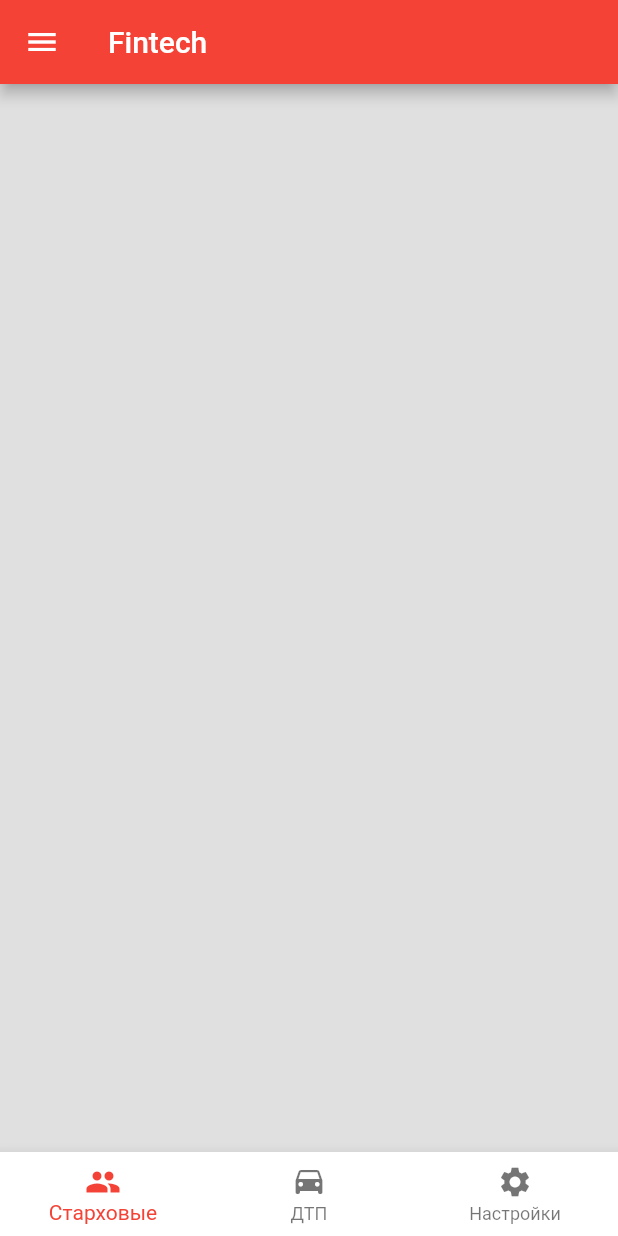
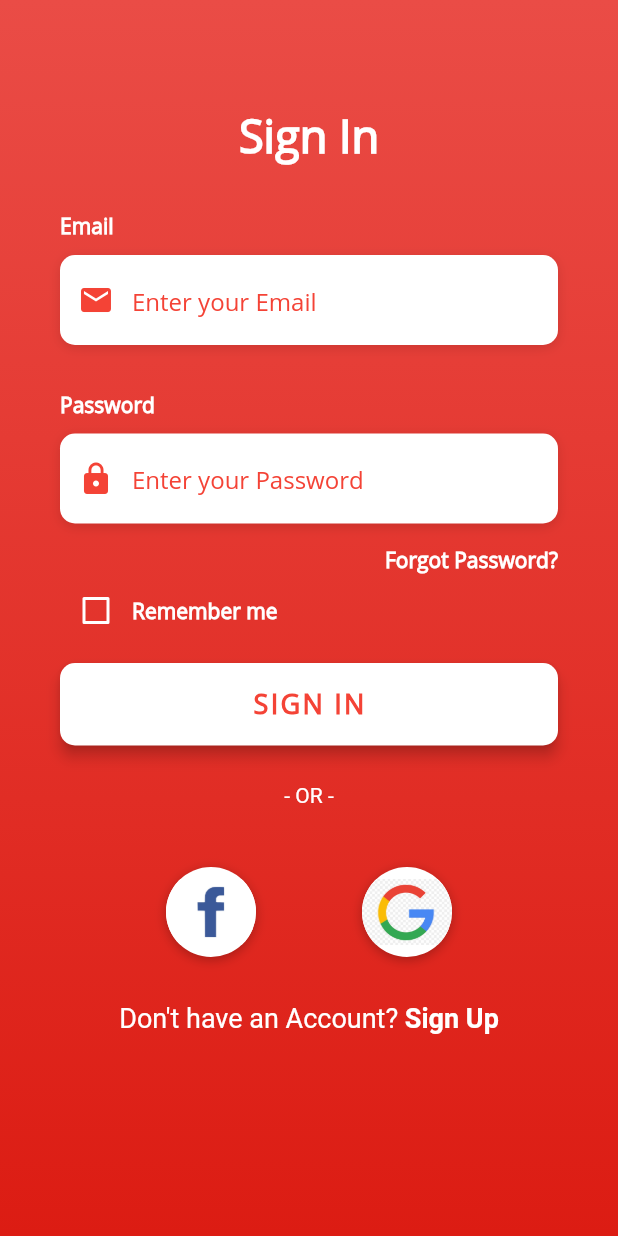
Before and after one commit to lirugo/helloWorldFlutter, a Flutter app: the screen it shows after launch, on a phone screen of 412 x 824 dp. Run offline on Flutter 3.47's test engine with Material 2 defaults, Android fonts, the phone set to English and light mode, and no system bars; our stand-ins replace built_collection, built_value, camera; generated files the repository leaves out were written again.

Commit message:
Sign in form mock up

```diff
--- a/lib/main.dart
+++ b/lib/main.dart
@@ -7,6 +7,7 @@ import 'package:hello_world_flutter/src/view/camera.dart';
 import 'package:hello_world_flutter/src/view/insurance_cases.dart';
 import 'package:hello_world_flutter/src/view/insurance_companies.dart';
 import 'package:hello_world_flutter/src/view/settings.dart';
+import 'package:hello_world_flutter/src/view/sign_in.dart';
 
 List<CameraDescription> cameras;
 
@@ -26,7 +27,7 @@ class MyApp extends StatelessWidget {
         primarySwatch: Colors.red,
         visualDensity: VisualDensity.adaptivePlatformDensity,
       ),
-      home: MyStatefulWidget(),
+      home: SignIn(),
     );
   }
 }
--- /dev/null
+++ b/lib/src/utils/styles.dart
@@ -0,0 +1,24 @@
+import 'package:flutter/material.dart';
+
+final kHintTextStyle = TextStyle(
+  color: Colors.red,
+  fontFamily: 'OpenSans',
+);
+
+final kLabelStyle = TextStyle(
+  color: Colors.white,
+  fontWeight: FontWeight.bold,
+  fontFamily: 'OpenSans',
+);
+
+final kBoxDecorationStyle = BoxDecoration(
+  color: Colors.white,
+  borderRadius: BorderRadius.circular(10.0),
+  boxShadow: [
+    BoxShadow(
+      color: Colors.black12,
+      blurRadius: 6.0,
+      offset: Offset(0, 2),
+    ),
+  ],
+);
--- /dev/null
+++ b/lib/src/view/sign_in.dart
@@ -0,0 +1,308 @@
+
+
+import 'package:flutter/cupertino.dart';
+import 'package:flutter/material.dart';
+import 'package:flutter/services.dart';
+import 'package:hello_world_flutter/src/utils/styles.dart';
+
+class SignIn extends StatefulWidget {
+  @override
+  _SignInState createState () => _SignInState();
+}
+
+class _SignInState extends State<SignIn> {
+  bool _rememberMe = false;
+
+  Widget _buildEmailTF() {
+    return Column(
+      crossAxisAlignment: CrossAxisAlignment.start,
+      children: <Widget>[
+        Text(
+          'Email',
+          style: kLabelStyle,
+        ),
+        SizedBox(height: 10.0),
+        Container(
+          alignment: Alignment.centerLeft,
+          decoration: kBoxDecorationStyle,
+          height: 60.0,
+          child: TextField(
+            keyboardType: TextInputType.emailAddress,
+            style: TextStyle(
+              color: Colors.red,
+              fontFamily: 'OpenSans',
+            ),
+            decoration: InputDecoration(
+              border: InputBorder.none,
+              contentPadding: EdgeInsets.only(top: 14.0),
+              prefixIcon: Icon(
+                Icons.email,
+                color: Colors.red,
+              ),
+              hintText: 'Enter your Email',
+              hintStyle: kHintTextStyle,
+            ),
+          ),
+        ),
+      ],
+    );
+  }
+
+  Widget _buildPasswordTF() {
+    return Column(
+      crossAxisAlignment: CrossAxisAlignment.start,
+      children: <Widget>[
+        Text(
+          'Password',
+          style: kLabelStyle,
+        ),
+        SizedBox(height: 10.0),
+        Container(
+          alignment: Alignment.centerLeft,
+          decoration: kBoxDecorationStyle,
+          height: 60.0,
+          child: TextField(
+            obscureText: true,
+            style: TextStyle(
+              color: Colors.red,
+              fontFamily: 'OpenSans',
+            ),
+            decoration: InputDecoration(
+              border: InputBorder.none,
+              contentPadding: EdgeInsets.only(top: 14.0),
+              prefixIcon: Icon(
+                Icons.lock,
+                color: Colors.red,
+              ),
+              hintText: 'Enter your Password',
+              hintStyle: kHintTextStyle,
+            ),
+          ),
+        ),
+      ],
+    );
+  }
+
+  Widget _buildForgotPasswordBtn() {
+    return Container(
+      alignment: Alignment.centerRight,
+      child: FlatButton(
+        onPressed: () => print('Forgot Password Button Pressed'),
+        padding: EdgeInsets.only(right: 0.0),
+        child: Text(
+          'Forgot Password?',
+          style: kLabelStyle,
+        ),
+      ),
+    );
+  }
+
+  Widget _buildRememberMeCheckbox() {
+    return Container(
+      height: 20.0,
+      child: Row(
+        children: <Widget>[
+          Theme(
+            data: ThemeData(unselectedWidgetColor: Colors.white),
+            child: Checkbox(
+              value: _rememberMe,
+              checkColor: Colors.green,
+              activeColor: Colors.white,
+              onChanged: (value) {
+                setState(() {
+                  _rememberMe = value;
+                });
+              },
+            ),
+          ),
+          Text(
+            'Remember me',
+            style: kLabelStyle,
+          ),
+        ],
+      ),
+    );
+  }
+
+  Widget _buildLoginBtn() {
+    return Container(
+      padding: EdgeInsets.symmetric(vertical: 25.0),
+      width: double.infinity,
+      child: RaisedButton(
+        elevation: 4,
+        onPressed: () => print('Login Button Pressed'),
+        padding: EdgeInsets.all(15.0),
+        shape: RoundedRectangleBorder(
+          borderRadius: BorderRadius.circular(10.0),
+        ),
+        color: Colors.white,
+        child: Text(
+          'SIGN IN',
+          style: TextStyle(
+            color: Colors.red,
+            letterSpacing: 1.5,
+            fontSize: 18.0,
+            fontWeight: FontWeight.bold,
+            fontFamily: 'OpenSans',
+          ),
+        ),
+      ),
+    );
+  }
+
+  Widget _buildSignInWithText() {
+    return Column(
+      children: <Widget>[
+        Text(
+          '- OR -',
+          style: TextStyle(
+            color: Colors.white,
+            fontWeight: FontWeight.w400,
+          ),
+        ),
+        SizedBox(height: 10.0),
+      ],
+    );
+  }
+
+  Widget _buildSocialBtn(Function onTap, AssetImage logo) {
+    return GestureDetector(
+      onTap: onTap,
+      child: Container(
+        height: 60.0,
+        width: 60.0,
+        decoration: BoxDecoration(
+          shape: BoxShape.circle,
+          color: Colors.white,
+          boxShadow: [
+            BoxShadow(
+              color: Colors.black26,
+              offset: Offset(0, 2),
+              blurRadius: 6.0,
+            ),
+          ],
+          image: DecorationImage(
+            image: logo,
+          ),
+        ),
+      ),
+    );
+  }
+
+  Widget _buildSocialBtnRow() {
+    return Padding(
+      padding: EdgeInsets.symmetric(vertical: 30.0),
+      child: Row(
+        mainAxisAlignment: MainAxisAlignment.spaceEvenly,
+        children: <Widget>[
+          _buildSocialBtn(
+                () => print('Login with Facebook'),
+            AssetImage(
+              'assets/logos/facebook.jpg',
+            ),
+          ),
+          _buildSocialBtn(
+                () => print('Login with Google'),
+            AssetImage(
+              'assets/logos/google.jpg',
+            ),
+          ),
+        ],
+      ),
+    );
+  }
+
+  Widget _buildSignupBtn() {
+    return GestureDetector(
+      onTap: () => print('Sign Up Button Pressed'),
+      child: RichText(
+        text: TextSpan(
+          children: [
+            TextSpan(
+              text: 'Don\'t have an Account? ',
+              style: TextStyle(
+                color: Colors.white,
+                fontSize: 18.0,
+                fontWeight: FontWeight.w400,
+              ),
+            ),
+            TextSpan(
+              text: 'Sign Up',
+              style: TextStyle(
+                color: Colors.white,
+                fontSize: 18.0,
+                fontWeight: FontWeight.bold,
+              ),
+            ),
+          ],
+        ),
+      ),
+    );
+  }
+
+  @override
+  Widget build(BuildContext context) {
+    return Scaffold(
+      body: AnnotatedRegion<SystemUiOverlayStyle>(
+        value: SystemUiOverlayStyle.light,
+        child: GestureDetector(
+          onTap: () => FocusScope.of(context).unfocus(),
+          child: Stack(
+            children: <Widget>[
+              Container(
+                height: double.infinity,
+                width: double.infinity,
+                decoration: BoxDecoration(
+                  gradient: LinearGradient(
+                    begin: Alignment.topCenter,
+                    end: Alignment.bottomCenter,
+                    colors: [
+                      Color(0xFFEA4C46),
+                      Color(0xFFDC1C13),
+                    ],
+                  ),
+                ),
+              ),
+              Container(
+                height: double.infinity,
+                child: SingleChildScrollView(
+                  physics: AlwaysScrollableScrollPhysics(),
+                  padding: EdgeInsets.symmetric(
+                    horizontal: 40.0,
+                    vertical: 70.0,
+                  ),
+                  child: Column(
+                    mainAxisAlignment: MainAxisAlignment.center,
+                    children: <Widget>[
+                      Text(
+                        'Sign In',
+                        style: TextStyle(
+                          color: Colors.white,
+                          fontFamily: 'OpenSans',
+                          fontSize: 30.0,
+                          fontWeight: FontWeight.bold,
+                        ),
+                      ),
+                      SizedBox(height: 30.0),
+                      _buildEmailTF(),
+                      SizedBox(
+                        height: 30.0,
+                      ),
+                      _buildPasswordTF(),
+                      _buildForgotPasswordBtn(),
+                      _buildRememberMeCheckbox(),
+                      _buildLoginBtn(),
+                      _buildSignInWithText(),
+                      _buildSocialBtnRow(),
+                      _buildSignupBtn(),
+                    ],
+                  ),
+                ),
+              )
+            ],
+          ),
+        ),
+      ),
+    );
+  }
+}
```
Also changed, not shown: pubspec.yaml (+9 -0 lines), assets/fonts/OpenSans.ttf (added), assets/logos/facebook.jpg (added), assets/logos/google.jpg (added).
